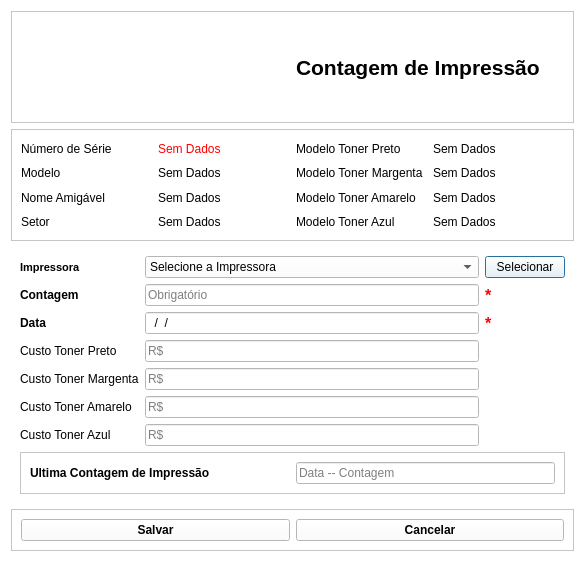
Qt form View/Telas/CadastroContagem.ui (Blastoles/ProjetoSCGI) before a commit.
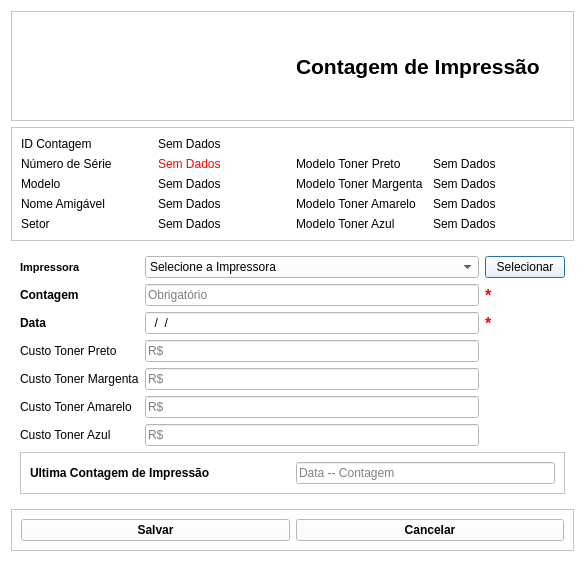
The same form after that commit. Icons and pictures are not drawn.

What changed in the file:
```diff
--- a/View/Telas/CadastroContagem.ui
+++ b/View/Telas/CadastroContagem.ui
@@ -84,121 +84,135 @@
       <enum>QFrame::Raised</enum>
      </property>
      <layout class="QGridLayout" name="gridLayout_4">
-      <item row="2" column="0">
-       <widget class="QLabel" name="TX_Modelo">
-        <property name="text">
-         <string>Modelo</string>
-        </property>
-       </widget>
-      </item>
-      <item row="3" column="1">
+      <item row="4" column="1">
        <widget class="QLabel" name="Info_Amigavel">
         <property name="text">
          <string>Sem Dados</string>
         </property>
        </widget>
       </item>
-      <item row="3" column="0">
+      <item row="4" column="0">
        <widget class="QLabel" name="TX_Amigavel">
         <property name="text">
          <string>Nome Amigável</string>
         </property>
        </widget>
       </item>
-      <item row="2" column="1">
-       <widget class="QLabel" name="Info_Modelo">
-        <property name="text">
-         <string>Sem Dados</string>
-        </property>
-       </widget>
-      </item>
-      <item row="5" column="0">
+      <item row="6" column="0">
        <widget class="QLabel" name="TX_Setor">
         <property name="text">
          <string>Setor</string>
         </property>
        </widget>
       </item>
-      <item row="0" column="2">
+      <item row="6" column="1">
+       <widget class="QLabel" name="Info_Setor">
+        <property name="text">
+         <string>Sem Dados</string>
+        </property>
+       </widget>
+      </item>
+      <item row="1" column="2">
        <widget class="QLabel" name="TX_MPreto">
         <property name="text">
          <string>Modelo Toner Preto</string>
         </property>
        </widget>
       </item>
-      <item row="5" column="1">
-       <widget class="QLabel" name="Info_Setor">
+      <item row="3" column="1">
+       <widget class="QLabel" name="Info_Modelo">
         <property name="text">
          <string>Sem Dados</string>
         </property>
        </widget>
       </item>
-      <item row="5" column="2">
+      <item row="6" column="2">
        <widget class="QLabel" name="TX_MAzul">
         <property name="text">
          <string>Modelo Toner Azul</string>
         </property>
        </widget>
       </item>
-      <item row="5" column="3">
-       <widget class="QLabel" name="Info_MAzul">
-        <property name="text">
-         <string>Sem Dados</string>
-        </property>
-       </widget>
-      </item>
       <item row="3" column="3">
-       <widget class="QLabel" name="Info_MAmarelo">
+       <widget class="QLabel" name="Info_MMargenta">
         <property name="text">
          <string>Sem Dados</string>
         </property>
        </widget>
       </item>
-      <item row="2" column="2">
+      <item row="3" column="2">
        <widget class="QLabel" name="TX_MMargenta">
         <property name="text">
          <string>Modelo Toner Margenta</string>
         </property>
        </widget>
       </item>
-      <item row="0" column="3">
+      <item row="1" column="3">
        <widget class="QLabel" name="Info_MPreto">
         <property name="text">
          <string>Sem Dados</string>
         </property>
        </widget>
       </item>
-      <item row="2" column="3">
-       <widget class="QLabel" name="Info_MMargenta">
+      <item row="4" column="3">
+       <widget class="QLabel" name="Info_MAmarelo">
         <property name="text">
          <string>Sem Dados</string>
         </property>
        </widget>
       </item>
-      <item row="0" column="1">
-       <widget class="QLabel" name="Info_Num">
-        <property name="styleSheet">
-         <string notr="true">color: rgb(255, 0, 0);</string>
-        </property>
+      <item row="6" column="3">
+       <widget class="QLabel" name="Info_MAzul">
         <property name="text">
          <string>Sem Dados</string>
         </property>
        </widget>
       </item>
-      <item row="0" column="0">
+      <item row="1" column="0">
        <widget class="QLabel" name="TX_Num">
         <property name="text">
          <string>Número de Série</string>
         </property>
        </widget>
       </item>
-      <item row="3" column="2">
+      <item row="4" column="2">
        <widget class="QLabel" name="TX_MAmarelo">
         <property name="text">
          <string>Modelo Toner Amarelo</string>
         </property>
        </widget>
       </item>
+      <item row="3" column="0">
+       <widget class="QLabel" name="TX_Modelo">
+        <property name="text">
+         <string>Modelo</string>
+        </property>
+       </widget>
+      </item>
+      <item row="1" column="1">
+       <widget class="QLabel" name="Info_Num">
+        <property name="styleSheet">
+         <string notr="true">color: rgb(255, 0, 0);</string>
+        </property>
+        <property name="text">
+         <string>Sem Dados</string>
+        </property>
+       </widget>
+      </item>
+      <item row="0" column="0">
+       <widget class="QLabel" name="TX_ID">
+        <property name="text">
+         <string>ID Contagem</string>
+        </property>
+       </widget>
+      </item>
+      <item row="0" column="1">
+       <widget class="QLabel" name="CP_ID">
+        <property name="text">
+         <string>Sem Dados</string>
+        </property>
+       </widget>
+      </item>
      </layout>
     </widget>
    </item>
```
